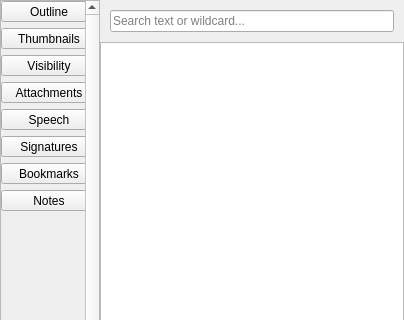
This is Pdf4QtLibGui/pdfsidebarwidget.ui in studio-berry/loop as Qt 5 draws it before an edit; both pictures show x 0 to 404 and y 0 to 320 of the 404 by 778 pixel window. The edited form follows.
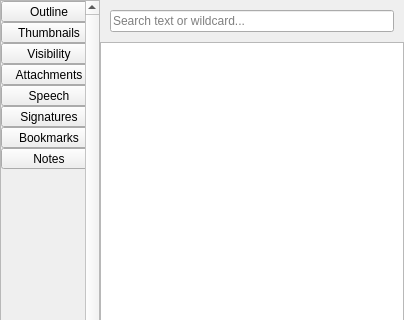
This is the edited form. Icons and pictures are not drawn.

The edit to the form file:
```diff
--- a/Pdf4QtLibGui/pdfsidebarwidget.ui
+++ b/Pdf4QtLibGui/pdfsidebarwidget.ui
@@ -64,6 +64,9 @@
        </property>
        <item>
         <layout class="QVBoxLayout" name="verticalLayout">
+         <property name="spacing">
+          <number>0</number>
+         </property>
          <item>
           <widget class="QToolButton" name="outlineButton">
            <property name="minimumSize">
```
